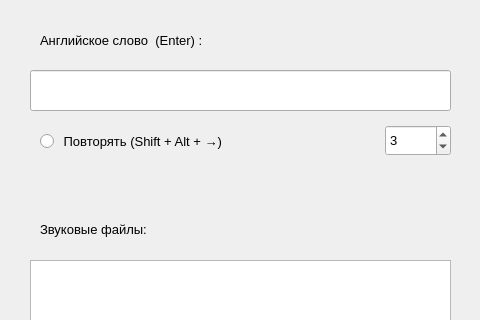
Old version of the form Form.ui in the repository alsav22/Translate4_3; both pictures show x 0 to 480 and y 0 to 320 of the 939 by 489 pixel window.
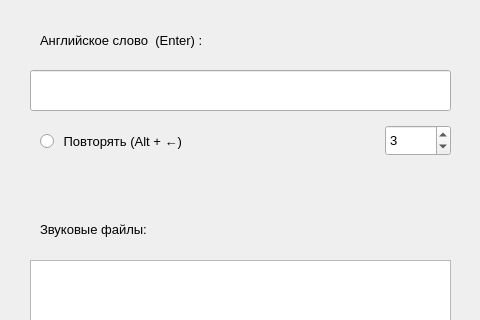
New version of the form. Custom widgets are drawn as their Qt base class.

```diff
--- a/Form.ui
+++ b/Form.ui
@@ -160,7 +160,7 @@
     <cursorShape>PointingHandCursor</cursorShape>
    </property>
    <property name="text">
-    <string> Повторять (Shift + Alt + →)</string>
+    <string> Повторять (Alt + ←)</string>
    </property>
   </widget>
   <widget class="QSpinBox" name="spinBox">
```
